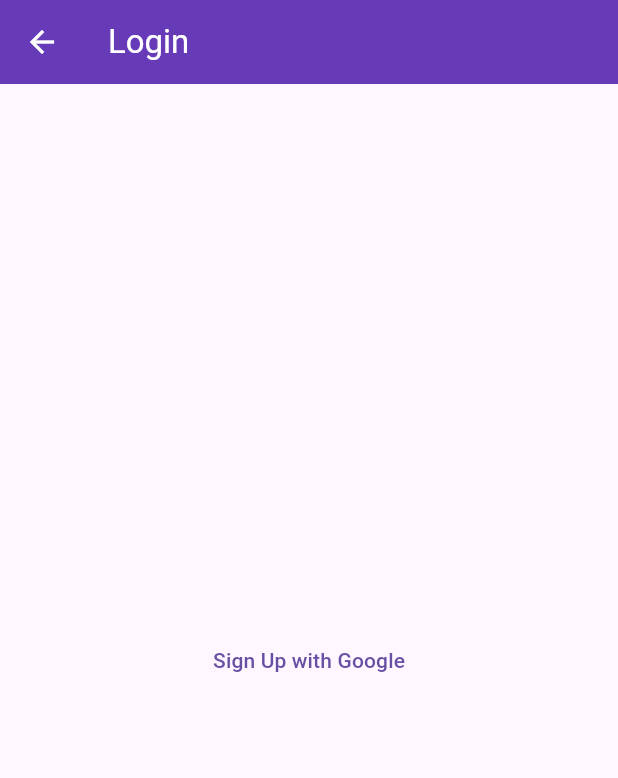
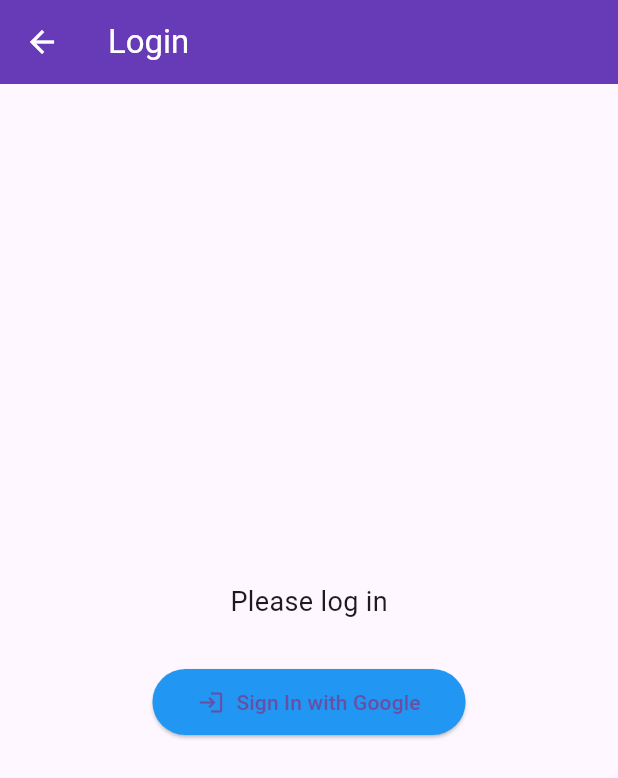
Before and after one commit to rapidops-udyan/vetcomm_test, a Flutter app: the screen it shows after launch, after a tap on "Login Screen", on a phone screen of 412 x 824 dp. Shown: the top 778 px of the screen. Run offline on Flutter 3.47's test engine with Material 3 defaults, Android fonts, the phone set to English and light mode, and no system bars; our stand-ins replace bloc, dio, flutter_bloc, freezed_annotation, google_sign_in, in_app_purchase and 2 more; missing offline and left inert: flutter_stripe, in_app_purchase_android.

Commit message:
sign in with google

```diff
--- /dev/null
+++ b/lib/features/login/goole_sign_in.dart
@@ -0,0 +1,24 @@
+import 'package:google_sign_in/google_sign_in.dart';
+
+class GoogleSignInApi {
+  static final _googleSignIn = GoogleSignIn();
+
+  static Future<GoogleSignInAccount?> login() async {
+    try {
+      return await _googleSignIn.signIn();
+    } catch (error) {
+      print('Error signing in: $error');
+      return null;
+    }
+  }
+
+  static Future<void> logout() async {
+    try {
+      await _googleSignIn.disconnect();
+    } catch (error) {
+      print('Error signing out: $error');
+    }
+  }
+
+  static GoogleSignInAccount? get currentUser => _googleSignIn.currentUser;
+}
--- a/lib/features/login/login_screen.dart
+++ b/lib/features/login/login_screen.dart
@@ -1,8 +1,28 @@
 import 'package:flutter/material.dart';
 import 'package:google_sign_in/google_sign_in.dart';
+import 'package:vetcomm/features/login/goole_sign_in.dart';
 
-class LoginScreen extends StatelessWidget {
+class LoginScreen extends StatefulWidget {
   const LoginScreen({super.key});
+
+  @override
+  State<LoginScreen> createState() => _LoginScreenState();
+}
+
+class _LoginScreenState extends State<LoginScreen> {
+  GoogleSignInAccount? signIn;
+
+  @override
+  void initState() {
+    super.initState();
+    // Check if the user is already signed in when the screen opens
+    signIn = GoogleSignInApi.currentUser;
+
+    // If the user is already signed in, update the UI
+    if (signIn != null) {
+      setState(() {}); // Trigger a UI rebuild to show logged-in state
+    }
+  }
 
   @override
   Widget build(BuildContext context) {
@@ -12,24 +32,89 @@ class LoginScreen extends StatelessWidget {
         backgroundColor: Colors.deepPurple,
         foregroundColor: Colors.white,
       ),
-      body: Center(
-        child: TextButton.icon(
-          onPressed: googleSignIn,
-          label: const Text('Sign Up with Google'),
+      body: Padding(
+        padding: const EdgeInsets.all(20.0),
+        child: Center(
+          child: Column(
+            mainAxisAlignment: MainAxisAlignment.center,
+            children: [
+              if (signIn != null) ...[
+                CircleAvatar(
+                  backgroundImage: NetworkImage(signIn?.photoUrl ?? ""),
+                  radius: 50,
+                ),
+                const SizedBox(height: 20),
+                Text(
+                  signIn?.displayName ?? "",
+                  style: const TextStyle(
+                    fontSize: 22,
+                    fontWeight: FontWeight.bold,
+                  ),
+                ),
+                const SizedBox(height: 8),
+                Text(
+                  signIn?.email ?? "",
+                  style: const TextStyle(
+                    fontSize: 16,
+                    color: Colors.grey,
+                  ),
+                ),
+                const SizedBox(height: 30),
+                ElevatedButton.icon(
+                  onPressed: googleSignout,
+                  icon: const Icon(Icons.logout),
+                  label: const Text('Sign Out'),
+                  style: ElevatedButton.styleFrom(
+                    backgroundColor: Colors.red.shade300,
+                    padding: const EdgeInsets.symmetric(
+                      horizontal: 30,
+                      vertical: 12,
+                    ),
+                    shape: RoundedRectangleBorder(
+                      borderRadius: BorderRadius.circular(30),
+                    ),
+                  ),
+                ),
+              ] else ...[
+                const Text(
+                  'Please log in',
+                  style: TextStyle(
+                    fontSize: 18,
+                  ),
+                ),
+                const SizedBox(height: 30),
+                ElevatedButton.icon(
+                  onPressed: googleSignIn,
+                  icon: const Icon(Icons.login),
+                  label: const Text('Sign In with Google'),
+                  style: ElevatedButton.styleFrom(
+                    backgroundColor: Colors.blue,
+                    padding: const EdgeInsets.symmetric(
+                      horizontal: 30,
+                      vertical: 12,
+                    ),
+                    shape: RoundedRectangleBorder(
+                      borderRadius: BorderRadius.circular(30),
+                    ),
+                  ),
+                ),
+              ],
+            ],
+          ),
         ),
       ),
     );
   }
 
-  void googleSignIn() async {
-    GoogleSignIn googleSignIn = GoogleSignIn(
-      scopes: ['android'],
-    );
-    try {
-      var result = await googleSignIn.signIn();
-      print(result);
-    } catch (error) {
-      print(error);
-    }
+  Future<void> googleSignIn() async {
+    signIn = await GoogleSignInApi.login();
+    setState(() {});
+  }
+
+  void googleSignout() {
+    GoogleSignInApi.logout();
+    setState(() {
+      signIn = null;
+    });
   }
 }
--- a/pubspec.yaml
+++ b/pubspec.yaml
@@ -20,6 +20,8 @@ dependencies:
   youtube_player_flutter: ^9.0.3
   youtube_player_iframe: ^5.1.5
   in_app_purchase_android: ^0.3.6+8
+
+  # google sign in
   google_sign_in: ^6.2.1
 
 dev_dependencies:
```
Also changed, not shown: 3 other files.
